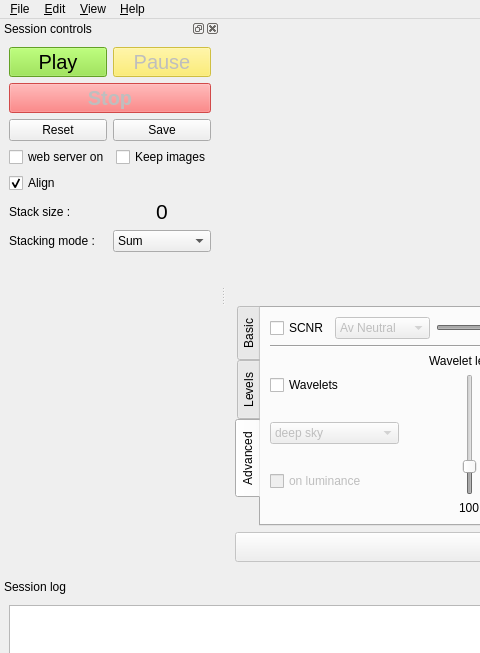
The window that src/als/ui/als_ui.ui (gehelem/als) describes before a commit, drawn with Qt 5; both pictures show x 0 to 480 and y 0 to 653 of the 1094 by 828 pixel window.
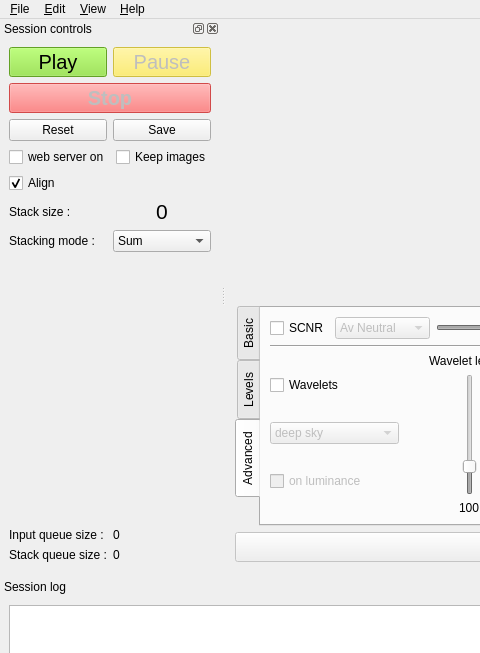
The same window after the commit. Icons and pictures are not drawn.

Commit message: add queues size display to GUI

What changed in the file:
```diff
--- a/src/als/ui/als_ui.ui
+++ b/src/als/ui/als_ui.ui
@@ -989,7 +989,7 @@
     <number>1</number>
    </attribute>
    <widget class="QWidget" name="dockWidgetContents">
-    <layout class="QVBoxLayout" name="verticalLayout_11">
+    <layout class="QVBoxLayout" name="verticalLayout_12">
      <item>
       <layout class="QVBoxLayout" name="verticalLayout">
        <item>
@@ -1235,6 +1235,46 @@
        </property>
       </spacer>
      </item>
+     <item>
+      <layout class="QVBoxLayout" name="verticalLayout_11">
+       <item>
+        <layout class="QHBoxLayout" name="horizontalLayout_17">
+         <item>
+          <widget class="QLabel" name="label_17">
+           <property name="text">
+            <string>Input queue size :</string>
+           </property>
+          </widget>
+         </item>
+         <item>
+          <widget class="QLabel" name="lbl_input_queue_size">
+           <property name="text">
+            <string>0</string>
+           </property>
+          </widget>
+         </item>
+        </layout>
+       </item>
+       <item>
+        <layout class="QHBoxLayout" name="horizontalLayout_18">
+         <item>
+          <widget class="QLabel" name="label_19">
+           <property name="text">
+            <string>Stack queue size :</string>
+           </property>
+          </widget>
+         </item>
+         <item>
+          <widget class="QLabel" name="lbl_stack_queue_size">
+           <property name="text">
+            <string>0</string>
+           </property>
+          </widget>
+         </item>
+        </layout>
+       </item>
+      </layout>
+     </item>
     </layout>
    </widget>
   </widget>
```
Left out of the diff: 2 changed lines with no effect on the pictures. The commit also changes 1 other file.
